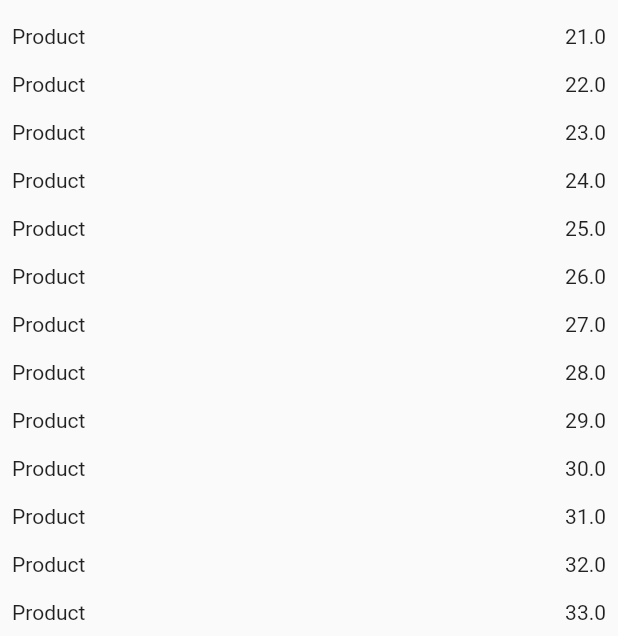
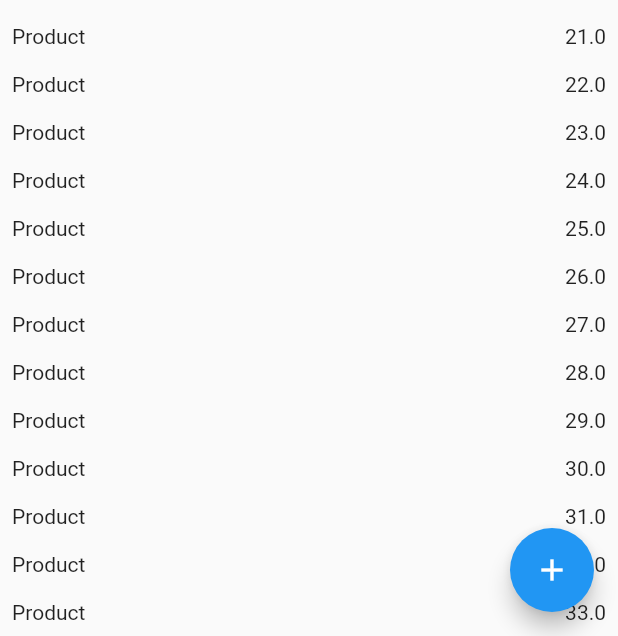
Before and after one commit to lzenczuk/flutter-diet-app, a Flutter app: the screen it shows after launch, on a phone screen of 412 x 824 dp, the part 600-1236 px from its top. Run offline on Flutter 3.47's test engine with Material 2 defaults, Android fonts, the phone set to English and light mode, and no system bars.

Commit message:
Add new products form

```diff
--- a/lib/main.dart
+++ b/lib/main.dart
@@ -1,3 +1,5 @@
+import 'package:diet_app/products/product_editor.dart';
+import 'package:diet_app/products/products_list.dart';
 import 'package:flutter/material.dart';
 
 void main() => runApp(MyApp());
@@ -21,79 +23,16 @@ class MyApp extends StatelessWidget {
         primarySwatch: Colors.blue,
       ),
       //home: MyHomePage(title: 'Flutter Demo Home Page'),
-      home: MainAppView(
-        child: ProductsList(),
-      ),
+      //home: ProductListPage(),
+      initialRoute: '/',
+      routes: {
+        '/': (context) => ProductListPage(),
+        '/product': (context) => ProductEditorPage()
+      },
     );
   }
 }
 
-class Product {
-  String name;
-  double amount;
-
-  Product(this.name, this.amount);
-}
-
-class ProductsList extends StatefulWidget {
-  @override
-  State<StatefulWidget> createState() {
-    return _ProductsListState();
-  }
-}
-
-class _ProductsListState extends State<ProductsList> {
-  List<Product> products = new List();
-
-  @override
-  void initState() {
-    super.initState();
-    for(int q=0;q<1000;q++){
-      products.add(Product("Product", 10.0+q));
-    }
-    /*products.add(Product("Beef", 120.0));
-    products.add(Product("Egg", 50));
-    products.add(Product("Carot", 120));*/
-  }
-
-  @override
-  Widget build(BuildContext context) {
-    // TODO: implement build
-    return ListView.builder(
-        //padding: EdgeInsets.all(16.0),
-        itemCount: products.length,
-        itemBuilder: (BuildContext ctx, int index) {
-          return new Padding(
-                padding: EdgeInsets.all(8),
-                child: Row(
-                  mainAxisAlignment: MainAxisAlignment.spaceBetween,
-                  children: <Widget>[
-                    Text(products[index].name),
-                    Text(products[index].amount.toString())
-                  ],
-                ),
-          );
-        });
-  }
-}
-
-class MainAppView extends StatelessWidget {
-  final Widget child;
-
-  const MainAppView({Key key, this.child}) : super(key: key);
-
-  @override
-  Widget build(BuildContext context) {
-    return Scaffold(
-      appBar: AppBar(
-        title: Text("App"),
-      ),
-      body: Center(
-        child: child,
-      ),
-    );
-  }
-}
 
 class MyHomePage extends StatefulWidget {
   MyHomePage({Key key, this.title}) : super(key: key);
--- /dev/null
+++ b/lib/products/product_model.dart
@@ -0,0 +1,21 @@
+import 'package:uuid/uuid.dart';
+
+var productUuid = new Uuid();
+
+class Product {
+  String id;
+  String name;
+  double fat;
+  double carbohydrates;
+  double protein;
+
+  Product(){
+    this.id=productUuid.v4();
+  }
+
+  Product.basic(this.name, this.fat);
+
+  Product.create(this.name, this.fat, this.carbohydrates, this.protein){
+    this.id=productUuid.v4();
+  }
+}
--- /dev/null
+++ b/lib/products/products_list.dart
@@ -0,0 +1,70 @@
+import 'package:diet_app/products/product_model.dart';
+import 'package:flutter/material.dart';
+
+class ProductListPage extends StatelessWidget {
+  @override
+  Widget build(BuildContext context) {
+    return Scaffold(
+      appBar: AppBar(
+        title: Text("App"),
+      ),
+      body: Center(
+        child: ProductsList(),
+      ),
+      floatingActionButton:
+          FloatingActionButton(
+              onPressed: () async {
+                final result = await Navigator.pushNamed(context, '/product');
+
+                if(result != null && result is Product){
+                  Scaffold.of(context)
+                    ..removeCurrentSnackBar()
+                    ..showSnackBar(SnackBar(content: Text("$result")));
+                }
+              },
+              child: Icon(Icons.add)),
+    );
+  }
+}
+
+class ProductsList extends StatefulWidget {
+  @override
+  State<StatefulWidget> createState() {
+    return _ProductsListState();
+  }
+}
+
+class _ProductsListState extends State<ProductsList> {
+  List<Product> products = new List();
+
+  @override
+  void initState() {
+    super.initState();
+    for (int q = 0; q < 1000; q++) {
+      products.add(Product.basic("Product", 10.0 + q));
+    }
+    /*products.add(Product("Beef", 120.0));
+    products.add(Product("Egg", 50));
+    products.add(Product("Carot", 120));*/
+  }
+
+  @override
+  Widget build(BuildContext context) {
+    // TODO: implement build
+    return ListView.builder(
+        //padding: EdgeInsets.all(16.0),
+        itemCount: products.length,
+        itemBuilder: (BuildContext ctx, int index) {
+          return new Padding(
+            padding: EdgeInsets.all(8),
+            child: Row(
+              mainAxisAlignment: MainAxisAlignment.spaceBetween,
+              children: <Widget>[
+                Text(products[index].name),
+                Text(products[index].fat.toString())
+              ],
+            ),
+          );
+        });
+  }
+}
--- a/pubspec.yaml
+++ b/pubspec.yaml
@@ -19,6 +19,7 @@ environment:
 dependencies:
   flutter:
     sdk: flutter
+  uuid: 'any'
 
   # The following adds the Cupertino Icons font to your application.
   # Use with the CupertinoIcons class for iOS style icons.
```
Also changed, not shown: lib/products/product_editor.dart (added, +109 -0 lines), pubspec.lock.
